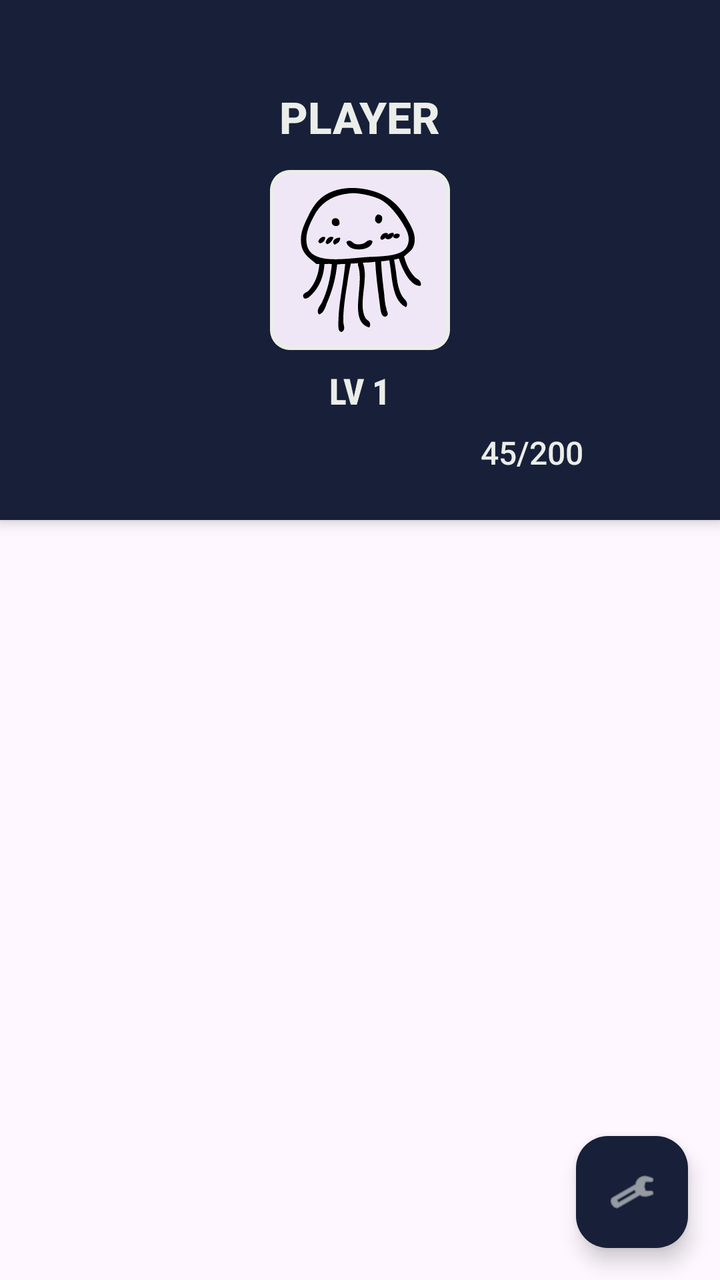
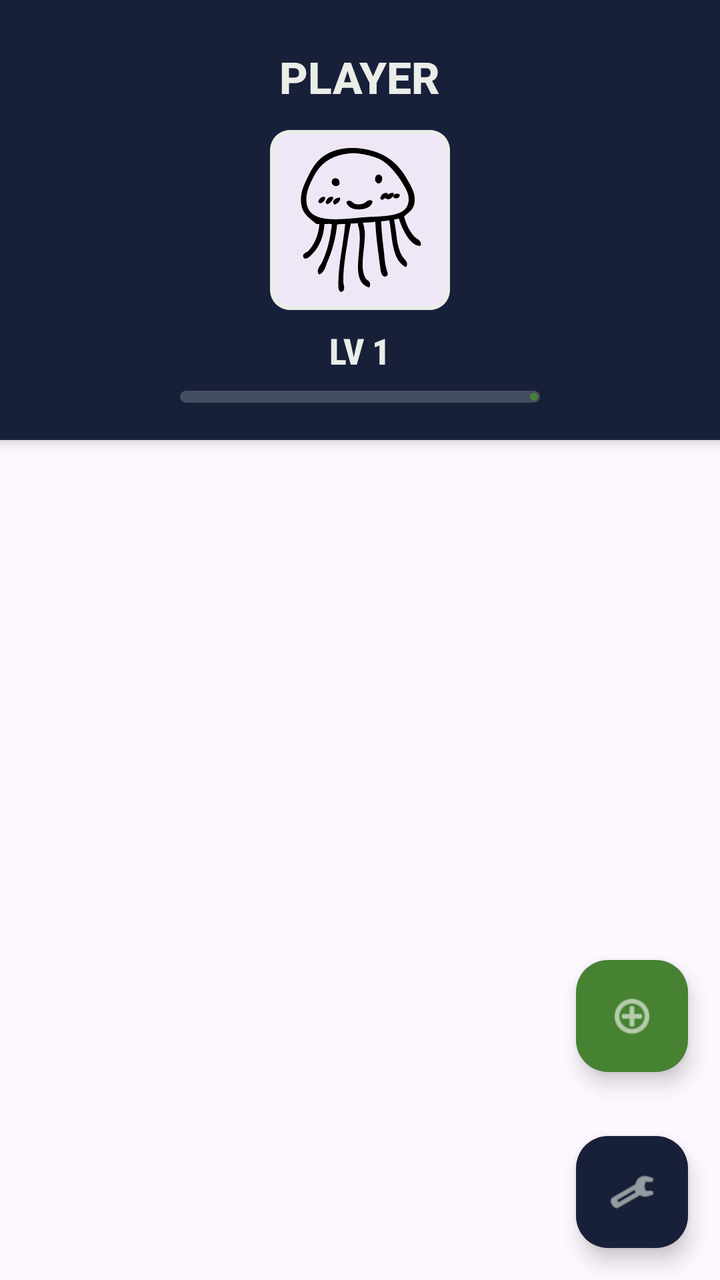

Two renders of the same Android screen: before a commit and after it. Below are the layout's source before the change and the commit's diff.
<!-- AndroidManifest.xml: application theme Theme.Academo -->
<!-- res/layout/activity_home.xml -->
<?xml version="1.0" encoding="utf-8"?>
<RelativeLayout
    xmlns:android="http://schemas.android.com/apk/res/android"
    xmlns:app="http://schemas.android.com/apk/res-auto"
    xmlns:tools="http://tools.android.com/tools"
    android:id="@+id/main"
    android:layout_width="match_parent"
    android:layout_height="match_parent"
    android:background="?android:attr/windowBackground"
    tools:context=".HomeActivity">

    <com.google.android.material.card.MaterialCardView
        android:id="@+id/profile_bar"
        android:layout_width="match_parent"
        android:layout_height="260dp"
        android:layout_alignParentTop="true"
        app:cardBackgroundColor="#172038"
        app:cardCornerRadius="0dp"
        app:cardElevation="4dp"
        app:strokeWidth="0dp">

        <RelativeLayout
            android:layout_width="match_parent"
            android:layout_height="match_parent"
            android:padding="16dp">

            <TextView
                android:id="@+id/user_name_text"
                android:layout_width="wrap_content"
                android:layout_height="wrap_content"
                android:layout_above="@id/profile_image_container"
                android:layout_centerHorizontal="true"
                android:layout_marginBottom="12dp"
                android:fontFamily="sans-serif-medium"
                android:text="PLAYER"
                android:textColor="#EBEDE9"
                android:textSize="22sp"
                android:textStyle="bold"
                tools:ignore="HardcodedText" />

            <com.google.android.material.card.MaterialCardView
                android:id="@+id/profile_image_container"
                android:layout_width="90dp"
                android:layout_height="90dp"
                android:layout_centerInParent="true"
                app:cardCornerRadius="10dp"
                app:cardElevation="0dp"
                app:strokeColor="#EBEDE9"
                app:strokeWidth="2dp">

                <ImageView
                    android:id="@+id/profile_picture"
                    android:layout_width="match_parent"
                    android:layout_height="match_parent"
                    android:scaleType="centerCrop"
                    android:src="@drawable/profile_picture"
                    android:clickable="true"
                    android:focusable="true" />
            </com.google.android.material.card.MaterialCardView>

            <TextView
                android:id="@+id/level_text"
                android:layout_width="wrap_content"
                android:layout_height="wrap_content"
                android:layout_below="@id/profile_image_container"
                android:layout_centerHorizontal="true"
                android:layout_marginTop="8dp"
                android:fontFamily="sans-serif-condensed-medium"
                android:text="LV 1"
                android:textColor="#EBEDE9"
                android:textSize="18sp"
                android:textStyle="bold"
                tools:ignore="HardcodedText" />

            <LinearLayout
                android:id="@+id/progress_container"
                android:layout_width="wrap_content"
                android:layout_height="wrap_content"
                android:layout_below="@id/level_text"
                android:layout_centerHorizontal="true"
                android:layout_marginTop="8dp"
                android:orientation="horizontal"
                android:gravity="center_vertical">

                <com.google.android.material.progressindicator.LinearProgressIndicator
                    android:id="@+id/level_progress"
                    android:layout_width="160dp"
                    android:layout_height="wrap_content"
                    android:max="100"
                    android:progress="45"
                    app:trackColor="#1A000000"
                    app:indicatorColor="#4CAF50"
                    app:trackCornerRadius="8dp"
                    app:trackThickness="8dp"
                    app:showAnimationBehavior="outward"/>

                <TextView
                    android:id="@+id/xp_text"
                    android:layout_width="wrap_content"
                    android:layout_height="wrap_content"
                    android:layout_marginStart="12dp"
                    android:text="45/200"
                    android:textColor="#EBEDE9"
                    android:textSize="16sp"
                    android:fontFamily="sans-serif-medium" />

            </LinearLayout>


        </RelativeLayout>
    </com.google.android.material.card.MaterialCardView>

    <androidx.recyclerview.widget.RecyclerView
        android:id="@+id/level_select_list"
        android:layout_width="match_parent"
        android:layout_height="match_parent"
        android:layout_below="@id/profile_bar"
        android:layout_alignParentBottom="true"
        android:clipToPadding="false"
        android:paddingTop="16dp"
        android:paddingBottom="16dp" />

    <com.google.android.material.floatingactionbutton.FloatingActionButton
        android:id="@+id/fab_filter"
        android:layout_width="wrap_content"
        android:layout_height="wrap_content"
        android:layout_alignParentBottom="true"
        android:layout_alignParentEnd="true"
        android:layout_margin="16dp"
        android:contentDescription="Filter list"
        app:srcCompat="@android:drawable/ic_menu_manage"
        app:backgroundTint="#172038"
        app:tint="#EBEDE9" />

</RelativeLayout>
<!-- resources referenced by this layout -->
<resources>
  <!-- drawable profile_picture: vector/xml drawable (drawable, 6495 chars, omitted) -->
  <style name="Theme.Academo" parent="Base.Theme.Academo" />
  <style name="Base.Theme.Academo" parent="Theme.Material3.DayNight.NoActionBar">
          
          
      </style>
</resources>

<!-- the commit's change to res/layout/activity_home.xml (unified diff, before → after) -->
@@ -12,7 +12,7 @@
     <com.google.android.material.card.MaterialCardView
         android:id="@+id/profile_bar"
         android:layout_width="match_parent"
-        android:layout_height="260dp"
+        android:layout_height="220dp"
         android:layout_alignParentTop="true"
         app:cardBackgroundColor="#172038"
         app:cardCornerRadius="0dp"
@@ -72,40 +72,19 @@
                 android:textStyle="bold"
                 tools:ignore="HardcodedText" />
 
-            <LinearLayout
-                android:id="@+id/progress_container"
-                android:layout_width="wrap_content"
+            <com.google.android.material.progressindicator.LinearProgressIndicator
+                android:id="@+id/level_progress"
+                android:layout_width="180dp"
                 android:layout_height="wrap_content"
                 android:layout_below="@id/level_text"
                 android:layout_centerHorizontal="true"
                 android:layout_marginTop="8dp"
-                android:orientation="horizontal"
-                android:gravity="center_vertical">
-
-                <com.google.android.material.progressindicator.LinearProgressIndicator
-                    android:id="@+id/level_progress"
-                    android:layout_width="160dp"
-                    android:layout_height="wrap_content"
-                    android:max="100"
-                    android:progress="45"
-                    app:trackColor="#1A000000"
-                    app:indicatorColor="#4CAF50"
-                    app:trackCornerRadius="8dp"
-                    app:trackThickness="8dp"
-                    app:showAnimationBehavior="outward"/>
-
-                <TextView
-                    android:id="@+id/xp_text"
-                    android:layout_width="wrap_content"
-                    android:layout_height="wrap_content"
-                    android:layout_marginStart="12dp"
-                    android:text="45/200"
-                    android:textColor="#EBEDE9"
-                    android:textSize="16sp"
-                    android:fontFamily="sans-serif-medium" />
-
-            </LinearLayout>
-
+                android:max="200"
+                android:progress="45"
+                app:trackColor="#33FFFFFF"
+                app:indicatorColor="#468232"
+                app:trackCornerRadius="4dp"
+                app:trackThickness="6dp" />
 
         </RelativeLayout>
     </com.google.android.material.card.MaterialCardView>
@@ -132,4 +111,16 @@
         app:backgroundTint="#172038"
         app:tint="#EBEDE9" />
 
+    <com.google.android.material.floatingactionbutton.FloatingActionButton
+        android:id="@+id/fab_import"
+        android:layout_width="wrap_content"
+        android:layout_height="wrap_content"
+        android:layout_above="@id/fab_filter"
+        android:layout_alignParentEnd="true"
+        android:layout_margin="16dp"
+        android:contentDescription="Import level"
+        app:srcCompat="@android:drawable/ic_menu_add"
+        app:backgroundTint="#468232"
+        app:tint="#FFFFFF" />
+
 </RelativeLayout>
